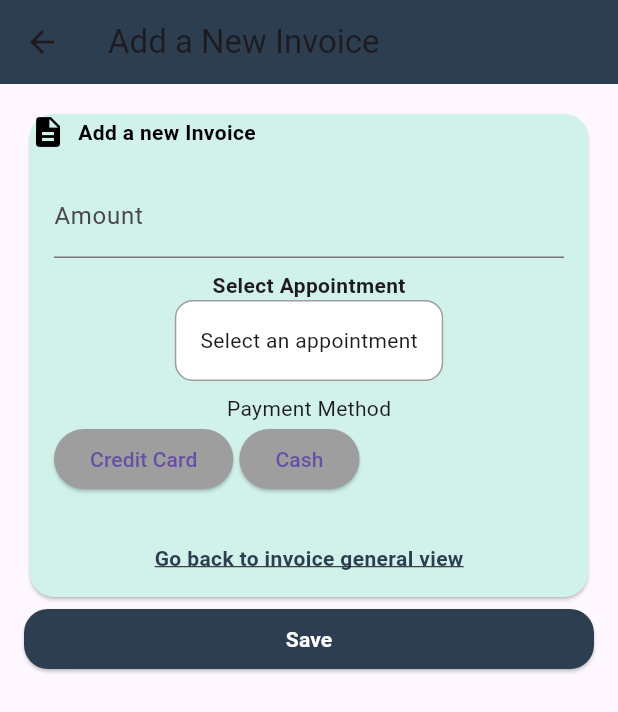
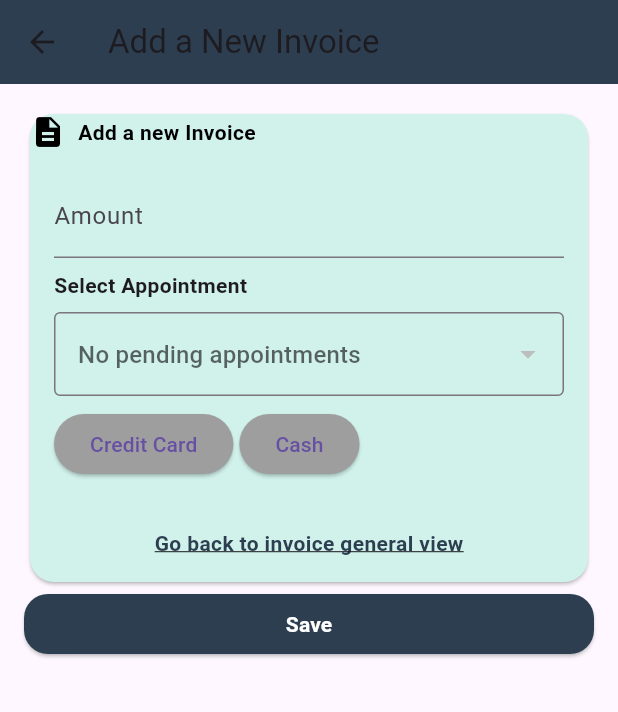
Before and after one commit to TF-AplicacionesMoviles/FlutterMobileApp, a Flutter app: the AddInvoiceFormView screen opened by its route, on a phone screen of 412 x 824 dp. Shown: the top 712 px of the screen. Run offline on Flutter 3.47's test engine with Material 3 defaults, Android fonts, the phone set to English and light mode, and no system bars; our stand-ins replace dio, flutter_riverpod, retrofit, shared_preferences; accounts and stored records are empty; generated files the repository leaves out were written again; network calls fail.

Commit message:
feat: refactor payment method selection and enhance appointment dropdown UI

```diff
--- a/lib/payment/presentation/view/add_invoice_form_view.dart
+++ b/lib/payment/presentation/view/add_invoice_form_view.dart
@@ -76,8 +76,10 @@ class AddInvoiceFormView extends StatelessWidget {
                           },
                         ),
                         SizedBox(height: 8),
-                        Text('Payment Method'),
-                        Row(
+                        ValueListenableBuilder<int>(
+                          valueListenable: paymentMethodId,
+                          builder: (context, value, child) {
+                            return Row(
                               children: [
                                 ElevatedButton(
                                   onPressed: () {
@@ -85,9 +87,7 @@ class AddInvoiceFormView extends StatelessWidget {
                                   },
                                   style: ButtonStyle(
                                     backgroundColor: MaterialStateProperty.all(
-                                  paymentMethodId.value == 1
-                                      ? Colors.teal
-                                      : Colors.grey,
+                                      value == 1 ? Colors.teal : Colors.grey,
                                     ),
                                   ),
                                   child: Text('Credit Card'),
@@ -99,14 +99,14 @@ class AddInvoiceFormView extends StatelessWidget {
                                   },
                                   style: ButtonStyle(
                                     backgroundColor: MaterialStateProperty.all(
-                                  paymentMethodId.value == 2
-                                      ? Colors.teal
-                                      : Colors.grey,
+                                      value == 2 ? Colors.teal : Colors.grey,
                                     ),
                                   ),
                                   child: Text('Cash'),
                                 ),
                               ],
+                            );
+                          },
                         ),
                       ],
                     ),
@@ -195,22 +195,27 @@ class AppointmentDropdown extends StatelessWidget {
   @override
   Widget build(BuildContext context) {
     return Column(
+      crossAxisAlignment: CrossAxisAlignment.start,
       children: [
         Text(label, style: TextStyle(fontWeight: FontWeight.bold)),
-        GestureDetector(
-          onTap: () {},
-          child: Container(
-            padding: EdgeInsets.all(16),
-            decoration: BoxDecoration(
-              color: Colors.white,
-              borderRadius: BorderRadius.circular(12),
-              border: Border.all(color: Colors.grey),
+        SizedBox(height: 8),
+        DropdownButtonFormField<int>(
+          value: selectedAppointmentId != 0 ? selectedAppointmentId : null,
+          items: appointments.map((appointment) {
+            return DropdownMenuItem<int>(
+              value: appointment.id,
+              child: Text(
+                '${appointment.patientName} - ${appointment.reason}',
+                overflow: TextOverflow.ellipsis,
               ),
-            child: Text(
-              selectedAppointmentId != 0
-                  ? 'ID: $selectedAppointmentId'
-                  : 'Select an appointment',
-            ),
+            );
+          }).toList(),
+          onChanged: (value) {
+            if (value != null) onAppointmentSelected(value);
+          },
+          decoration: InputDecoration(
+            border: OutlineInputBorder(),
+            hintText: appointments.isEmpty ? 'No pending appointments' : 'Select an appointment',
           ),
         ),
       ],
```
Lines whose indentation alone changed are shown as unchanged.
